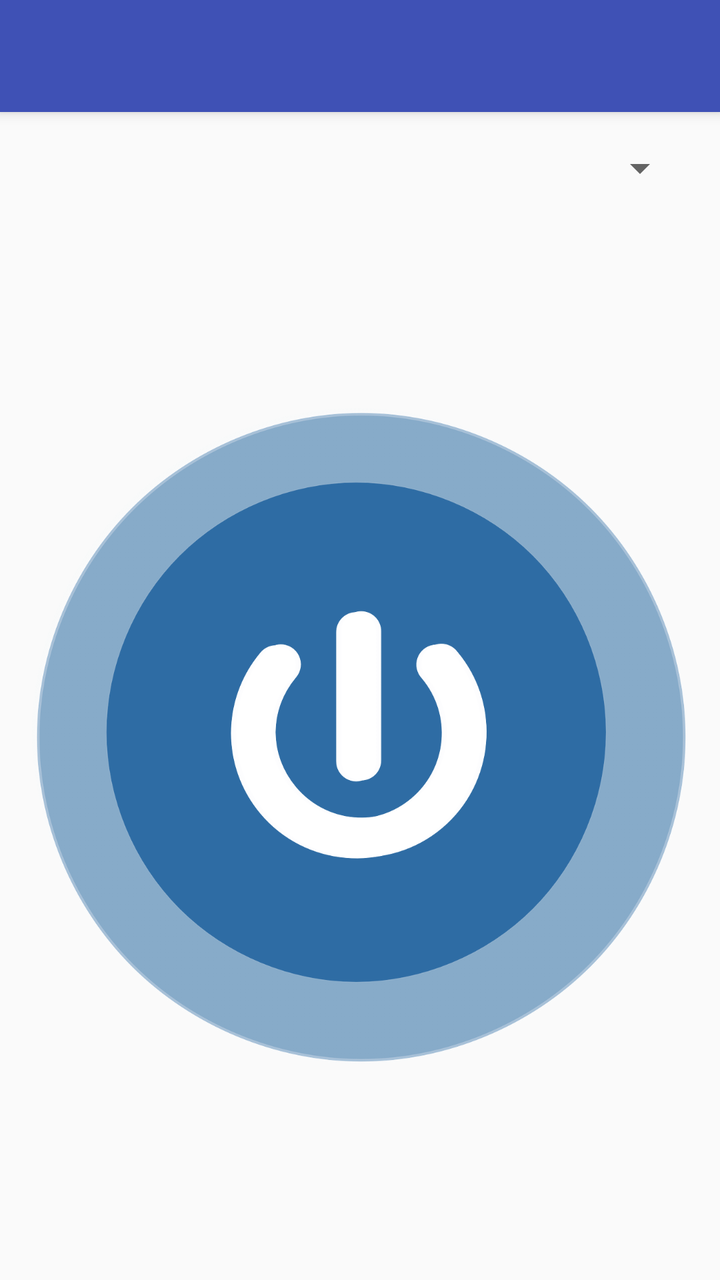
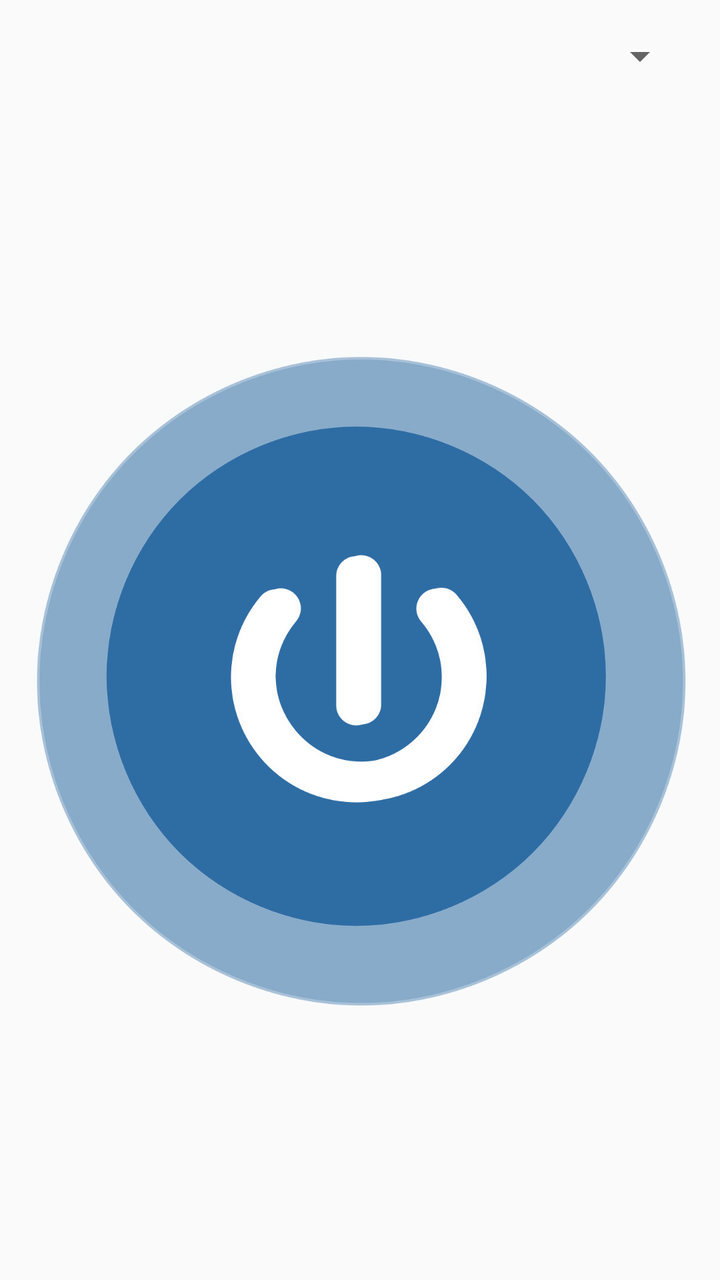

Screens rendered from an Android XML layout before and after an edit, with the pre-edit source and the edit as a unified diff.
<!-- AndroidManifest.xml: activity theme AppTheme.NoActionBar -->
<!-- res/layout/activity_send_sound.xml -->
<?xml version="1.0" encoding="utf-8"?>
<android.support.design.widget.CoordinatorLayout xmlns:android="http://schemas.android.com/apk/res/android"
    xmlns:app="http://schemas.android.com/apk/res-auto"
    xmlns:tools="http://schemas.android.com/tools"
    android:layout_width="match_parent"
    android:layout_height="match_parent"
    tools:context="peterson.ttu.edu.backupaids.activities.SendSoundActivity">

    <android.support.design.widget.AppBarLayout
        android:layout_width="match_parent"
        android:layout_height="wrap_content"
        android:theme="@style/AppTheme.AppBarOverlay">

        <android.support.v7.widget.Toolbar
            android:id="@+id/toolbar"
            android:layout_width="match_parent"
            android:layout_height="?attr/actionBarSize"
            android:background="?attr/colorPrimary"
            app:popupTheme="@style/AppTheme.PopupOverlay" />

    </android.support.design.widget.AppBarLayout>

    <include layout="@layout/content_send_sound" />

</android.support.design.widget.CoordinatorLayout>
<!-- res/layout/content_send_sound.xml (included above) -->
<?xml version="1.0" encoding="utf-8"?>
<android.support.constraint.ConstraintLayout xmlns:android="http://schemas.android.com/apk/res/android"
    xmlns:app="http://schemas.android.com/apk/res-auto"
    xmlns:tools="http://schemas.android.com/tools"
    android:layout_width="match_parent"
    android:layout_height="match_parent"
    app:layout_behavior="@string/appbar_scrolling_view_behavior"
    tools:context="peterson.ttu.edu.backupaids.activities.SendSoundActivity"
    tools:showIn="@layout/activity_send_sound">

    <TextView
        android:id="@+id/sendSoundLabel"
        android:layout_width="wrap_content"
        android:layout_height="wrap_content"
        android:text="Send to:"
        android:textSize="20sp"
        android:layout_marginTop="16dp"
        android:layout_marginBottom="16dp"
        android:layout_marginStart="16dp"
        android:layout_marginEnd="16dp"
        app:layout_constraintBottom_toBottomOf="@id/sendSoundPeerSpinner"
        app:layout_constraintLeft_toLeftOf="parent"
        app:layout_constraintTop_toTopOf="@id/sendSoundPeerSpinner" />

    <Spinner
        android:id="@+id/sendSoundPeerSpinner"
        android:layout_width="0dp"
        android:layout_height="wrap_content"
        android:layout_marginTop="16dp"
        android:layout_marginBottom="16dp"
        android:layout_marginStart="16dp"
        android:layout_marginEnd="16dp"
        app:layout_constraintTop_toTopOf="parent"
        app:layout_constraintLeft_toRightOf="@id/sendSoundLabel"
        app:layout_constraintRight_toRightOf="parent" />


    <ImageButton
        android:id="@+id/sendSoundStartButton"
        android:layout_width="0dp"
        android:layout_height="0dp"
        android:adjustViewBounds="false"
        android:background="@android:color/transparent"
        android:onClick="sendSound"
        android:scaleType="fitCenter"
        android:src="@drawable/power_button_blue2"
        android:layout_marginTop="16dp"
        android:layout_marginBottom="16dp"
        android:layout_marginStart="16dp"
        android:layout_marginEnd="16dp"
        app:layout_constraintHorizontal_bias="0.6"
        app:layout_constraintTop_toBottomOf="@id/sendSoundPeerSpinner"
        app:layout_constraintBottom_toBottomOf="parent"
        app:layout_constraintLeft_toLeftOf="parent"
        app:layout_constraintRight_toRightOf="parent"
        app:layout_constraintVertical_bias="0.6" />

</android.support.constraint.ConstraintLayout>
<!-- resources referenced by this layout -->
<resources>
  <!-- drawable power_button_blue2: png bitmap (drawable, 214661 bytes) -->
  <style name="AppTheme.AppBarOverlay" parent="ThemeOverlay.AppCompat.Dark.ActionBar" />
  <style name="AppTheme.PopupOverlay" parent="ThemeOverlay.AppCompat.Light" />
  <style name="AppTheme.NoActionBar">
          <item name="windowActionBar">false</item>
          <item name="windowNoTitle">true</item>
      </style>
</resources>

<!-- the commit's change to res/layout/activity_send_sound.xml (unified diff, before → after) -->
@@ -5,20 +5,6 @@
     android:layout_width="match_parent"
     android:layout_height="match_parent"
     tools:context="peterson.ttu.edu.backupaids.activities.SendSoundActivity">
-
-    <android.support.design.widget.AppBarLayout
-        android:layout_width="match_parent"
-        android:layout_height="wrap_content"
-        android:theme="@style/AppTheme.AppBarOverlay">
-
-        <android.support.v7.widget.Toolbar
-            android:id="@+id/toolbar"
-            android:layout_width="match_parent"
-            android:layout_height="?attr/actionBarSize"
-            android:background="?attr/colorPrimary"
-            app:popupTheme="@style/AppTheme.PopupOverlay" />
-
-    </android.support.design.widget.AppBarLayout>
 
     <include layout="@layout/content_send_sound" />
 
<!-- resource entries referenced after the edit -->
@@ -1,8 +1,6 @@
 <!-- resources referenced by this layout -->
 <resources>
   <!-- drawable power_button_blue2: png bitmap (drawable, 214661 bytes) -->
-  <style name="AppTheme.AppBarOverlay" parent="ThemeOverlay.AppCompat.Dark.ActionBar" />
-  <style name="AppTheme.PopupOverlay" parent="ThemeOverlay.AppCompat.Light" />
   <style name="AppTheme.NoActionBar">
           <item name="windowActionBar">false</item>
           <item name="windowNoTitle">true</item>
